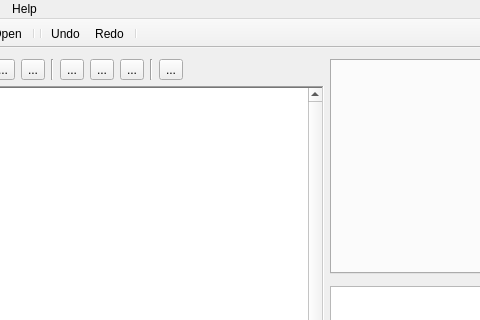
First picture: the form in MainWindow.ui, repository Preece/TGL, before the edit; both pictures show x 110 to 590 and y 0 to 320 of the 743 by 539 pixel window.
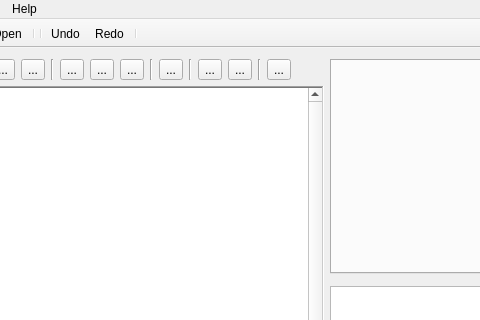
Second picture: the form after the edit. Icons and pictures are not drawn. Custom widgets are drawn as their Qt base class.

Commit message: Added object instance management. symbol still does not show up

```diff
--- a/MainWindow.ui
+++ b/MainWindow.ui
@@ -191,6 +191,53 @@
           </property>
          </widget>
         </item>
+        <item>
+         <widget class="Line" name="line_3">
+          <property name="orientation">
+           <enum>Qt::Vertical</enum>
+          </property>
+         </widget>
+        </item>
+        <item>
+         <widget class="QToolButton" name="zoomInTool">
+          <property name="text">
+           <string>...</string>
+          </property>
+          <property name="icon">
+           <iconset resource="Icons.qrc">
+            <normaloff>:/Icons/Icons/zoomin.png</normaloff>:/Icons/Icons/zoomin.png</iconset>
+          </property>
+         </widget>
+        </item>
+        <item>
+         <widget class="QToolButton" name="zoomOutTool">
+          <property name="text">
+           <string>...</string>
+          </property>
+          <property name="icon">
+           <iconset resource="Icons.qrc">
+            <normaloff>:/Icons/Icons/zoomout.png</normaloff>:/Icons/Icons/zoomout.png</iconset>
+          </property>
+         </widget>
+        </item>
+        <item>
+         <widget class="Line" name="line_4">
+          <property name="orientation">
+           <enum>Qt::Vertical</enum>
+          </property>
+         </widget>
+        </item>
+        <item>
+         <widget class="QToolButton" name="addObject">
+          <property name="text">
+           <string>...</string>
+          </property>
+          <property name="icon">
+           <iconset resource="Icons.qrc">
+            <normaloff>:/Icons/Icons/addvalue.png</normaloff>:/Icons/Icons/addvalue.png</iconset>
+          </property>
+         </widget>
+        </item>
         <item>
          <spacer name="horizontalSpacer">
           <property name="orientation">
```
The commit also changes 14 other files.
